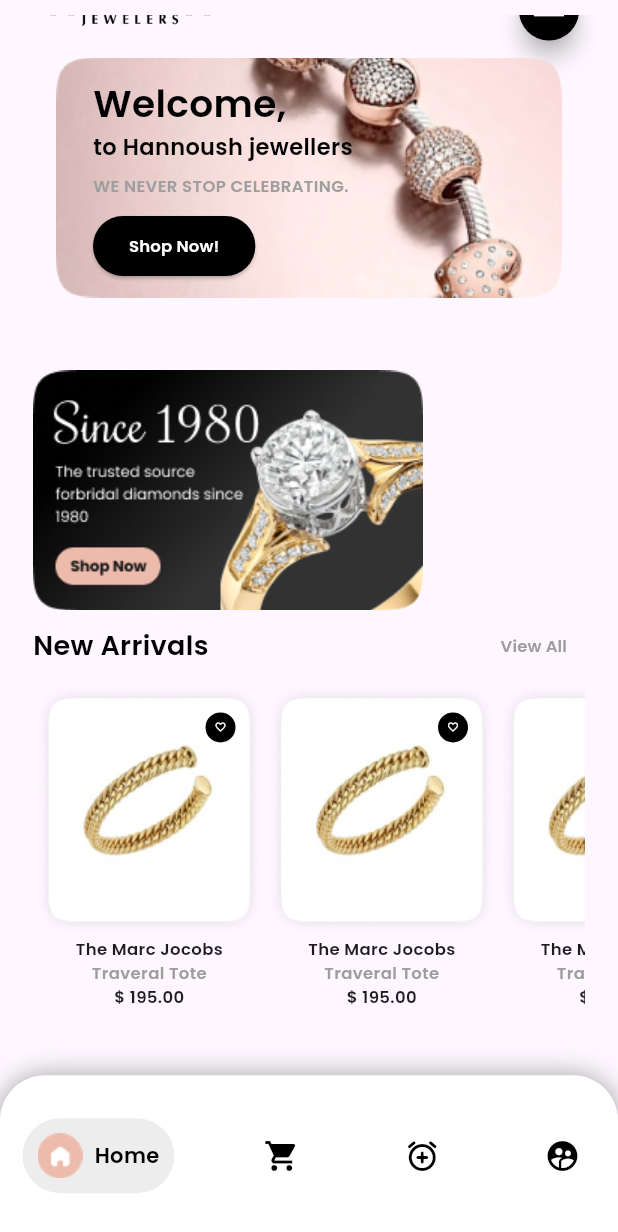
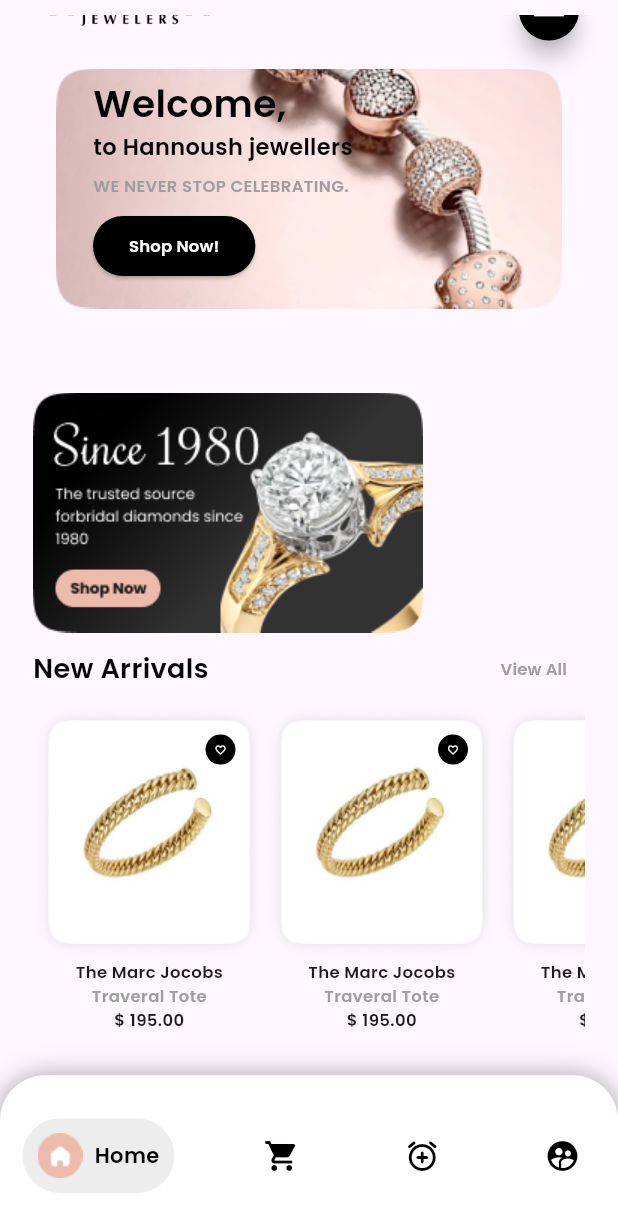
Before and after one commit to jptiwari0744/hannoush_jewelers, a Flutter app: the screen it shows after launch, scrolled down 39 dp, on a phone screen of 412 x 824 dp. Shown: the top 1232 px of the screen. Run offline on Flutter 3.47's test engine with Material 3 defaults, Android fonts, the light colour scheme and no system bars; drawn by our look-alikes of google_nav_bar; our stand-ins replace google_fonts.

Commit message:
home page slider chnage

```diff
--- a/lib/pages/homePage.dart
+++ b/lib/pages/homePage.dart
@@ -51,7 +51,10 @@ class _HomePageState extends State<HomePage> {
                 )
               ],
             ),
-            Stack(
+            Container(
+              height: MediaQuery.of(context).size.height * 0.23,
+              child: Stack(
+                alignment: Alignment.center,
                 children: [
                   Center(
                       child: Image.asset(
@@ -69,7 +72,8 @@ class _HomePageState extends State<HomePage> {
                             padding: const EdgeInsets.only(top: 10.0),
                             child: Text(
                               'Welcome,',
-                            style: TextStyle(fontSize: 25, color: Colors.black),
+                              style:
+                                  TextStyle(fontSize: 25, color: Colors.black),
                             ),
                           ),
                           Text(
@@ -80,7 +84,8 @@ class _HomePageState extends State<HomePage> {
                             padding: const EdgeInsets.only(top: 8.0),
                             child: Text(
                               'WE NEVER STOP CELEBRATING.',
-                            style: TextStyle(fontSize: 11, color: Colors.grey),
+                              style:
+                                  TextStyle(fontSize: 11, color: Colors.grey),
                             ),
                           ),
                           Padding(
@@ -98,6 +103,7 @@ class _HomePageState extends State<HomePage> {
                         ],
                       ))
                 ],
+              ),
             ),
             SizedBox(
               height: height * 0.05,
--- a/pubspec.yaml
+++ b/pubspec.yaml
@@ -53,9 +53,13 @@ dev_dependencies:
 flutter_native_splash:
   image: assets/Splash-Screen.png
   color: "#FFFFFF"
+  fullscreen: true
   android_12:
     icon_background_color: "#FFFFFF"
     image: assets/Splash-Screen.png
+  android: true
+  ios: true
+  web: true
 
 # For information on the generic Dart part of this file, see the
 # following page: https://dart.dev/tools/pub/pubspec
```
Lines whose indentation alone changed are shown as unchanged.
